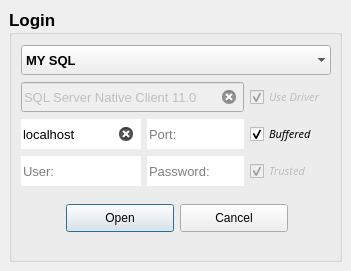
The window that assets/UI/Layout/ConnectorWindow.ui (fer-moreira/MYQT) describes before a commit, drawn with Qt 5.
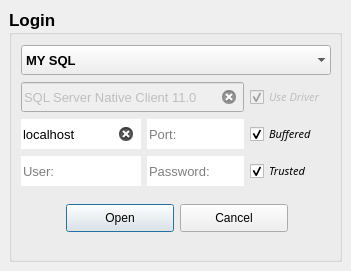
The same window after the commit.

Patch:
```diff
--- a/assets/UI/Layout/ConnectorWindow.ui
+++ b/assets/UI/Layout/ConnectorWindow.ui
@@ -417,7 +417,7 @@
        <item row="3" column="2">
         <widget class="QCheckBox" name="trusted">
          <property name="enabled">
-          <bool>false</bool>
+          <bool>true</bool>
          </property>
          <property name="minimumSize">
           <size>
```
Left out of the diff: 4 changed lines with no effect on the pictures.
